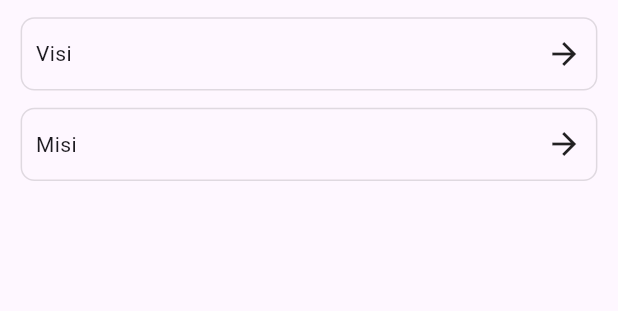
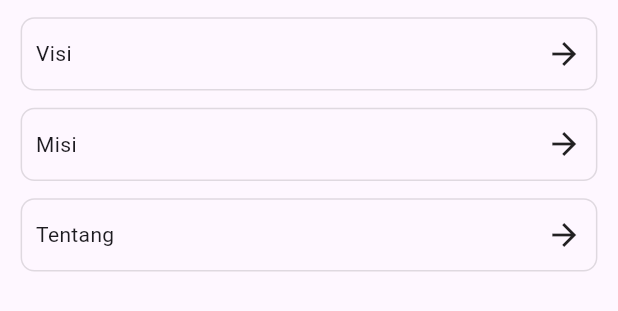
Before and after one commit to scriptshee/gereja_flutter, a Flutter app: the SettingScreen widget shown alone on an empty page, opened directly, on a phone screen of 412 x 824 dp. Shown: the top 311 px of the screen. Run offline on Flutter 3.47's test engine with Material 3 defaults, Android fonts, the phone set to English and light mode, and no system bars; drawn by our look-alikes of loader_overlay; our stand-ins replace carousel_slider, dio, flutter_screenutil, flutter_widget_from_html, shared_preferences; accounts and stored records are empty; network calls fail.

Commit message:
add setting about

```diff
--- a/lib/pages/home/setting_screen.dart
+++ b/lib/pages/home/setting_screen.dart
@@ -26,6 +26,10 @@ class _SettingScreenState extends State<SettingScreen> {
     {
       "label": "Misi",
       "value": "misi",
+    },
+    {
+      "label": "Tentang",
+      "value": "about",
     }
   ];
 
```
